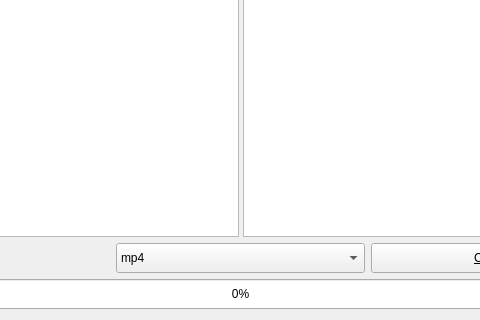
Before: the Qt Designer form window.ui in yenaras/pyffmpegui, drawn with Qt 5; both pictures show x 149 to 629 and y 412 to 732 of the 779 by 732 pixel window.
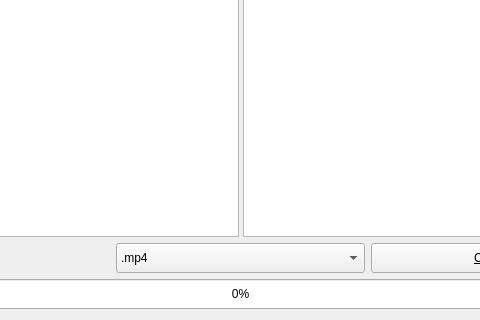
After: the same form once the commit is applied.

Commit message: finished logic but GUI is crashing now

Patch:
```diff
--- a/window.ui
+++ b/window.ui
@@ -180,7 +180,7 @@
        </property>
        <item>
         <property name="text">
-         <string>mp4</string>
+         <string>.mp4</string>
         </property>
        </item>
        <item>
```
Left out of the diff: 4 changed lines with no effect on the pictures. The commit also changes 4 other files.
